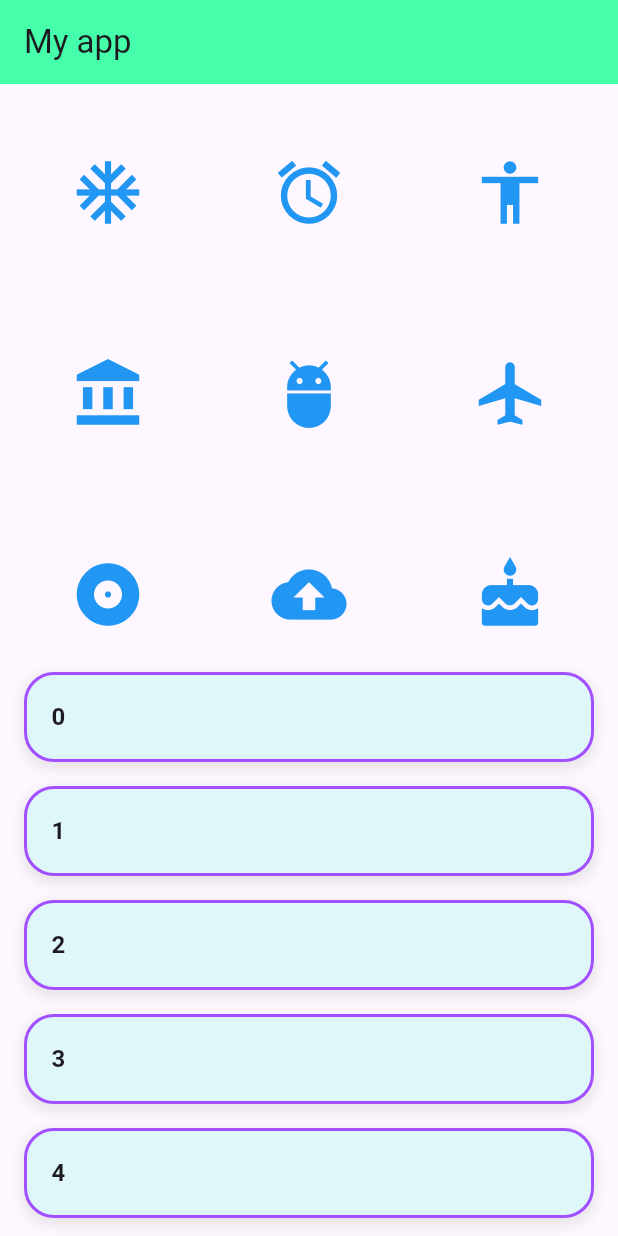
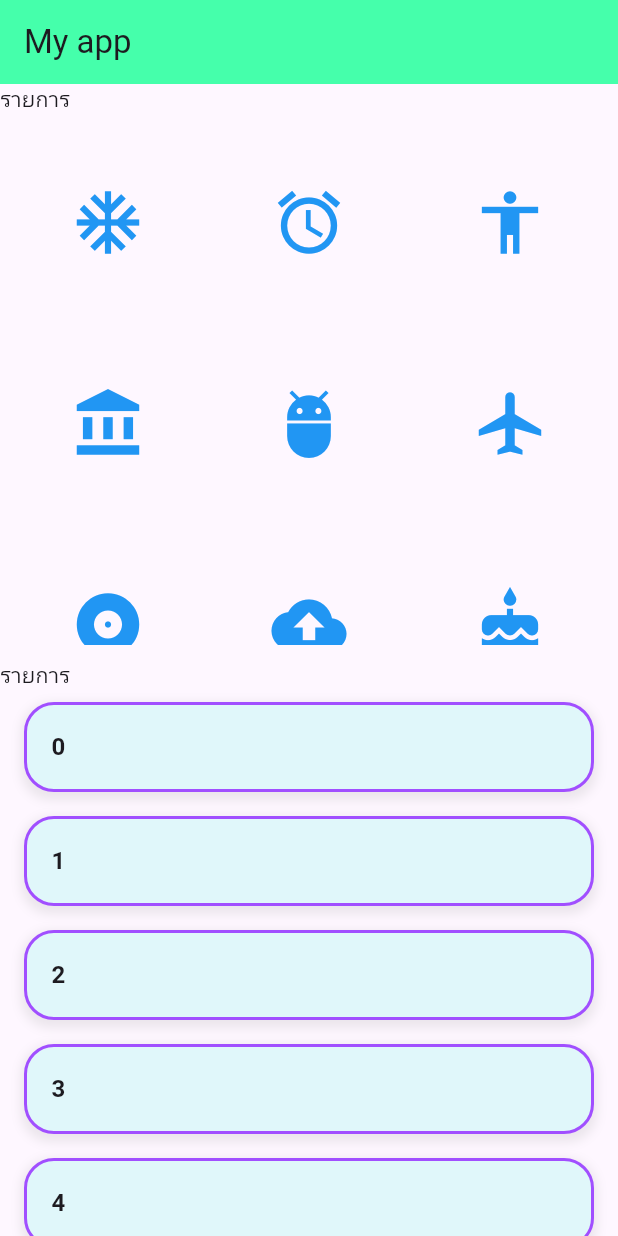
Before and after one commit to deaww77/flutter_studyMix_layout, a Flutter app: the screen it shows after launch, on a phone screen of 412 x 824 dp. Run offline on Flutter 3.47's test engine with Material 3 defaults, Android fonts, the phone set to English and light mode, and no system bars.

Commit message:
add text

```diff
--- a/lib/main.dart
+++ b/lib/main.dart
@@ -23,6 +23,7 @@ class MainApp extends StatelessWidget {
     ];
 
     return MaterialApp(
+      debugShowCheckedModeBanner: false,
       home: Scaffold(
         appBar: AppBar(
           title: const Text("My app"),
@@ -30,6 +31,10 @@ class MainApp extends StatelessWidget {
         ),
         body: Column(
           children: [
+            Row(
+              mainAxisAlignment: MainAxisAlignment.spaceBetween,
+              children: [Text('รายการ')],
+            ),
             Expanded(
               flex: 2,
               child: Padding(
@@ -53,7 +58,10 @@ class MainApp extends StatelessWidget {
                 ),
               ),
             ),
-
+            Row(
+              mainAxisAlignment: MainAxisAlignment.spaceBetween,
+              children: [Text('รายการ')],
+            ),
             Expanded(
               flex: 2,
               child: ListView.builder(
```
